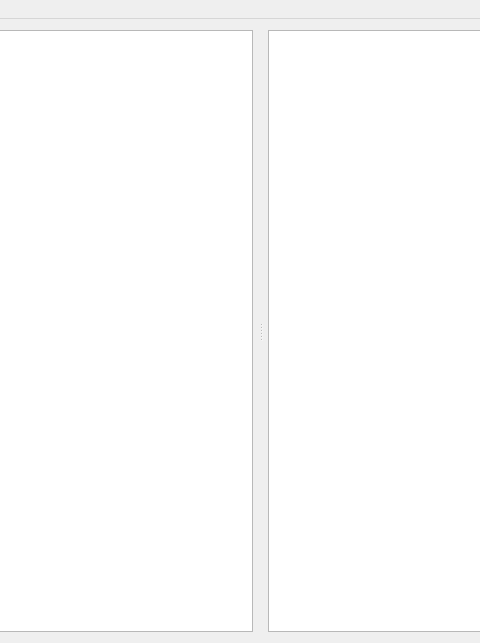
Before: the Qt Designer form mainwindow.ui in Tw1ddle/Blind-Crossword-3D, drawn with Qt 5; both pictures show x 296 to 776 and y 0 to 643 of the 1175 by 643 pixel window.
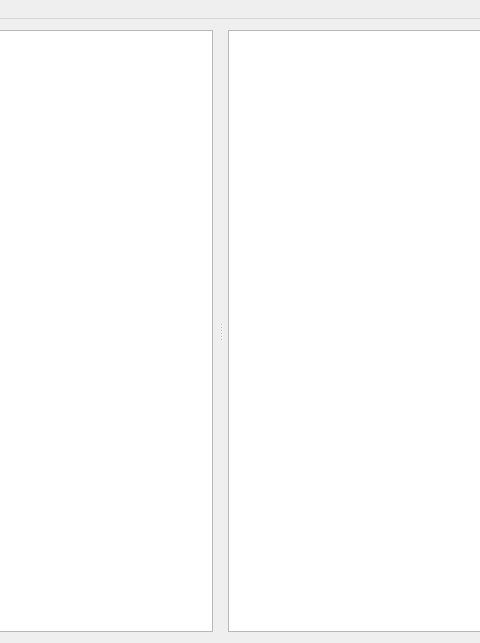
After: the same form once the commit is applied. Custom widgets are drawn as their Qt base class.

The edit to the form file:
```diff
--- a/mainwindow.ui
+++ b/mainwindow.ui
@@ -81,6 +81,15 @@
        <property name="horizontalScrollBarPolicy">
         <enum>Qt::ScrollBarAsNeeded</enum>
        </property>
+       <property name="editTriggers">
+        <set>QAbstractItemView::NoEditTriggers</set>
+       </property>
+       <property name="tabKeyNavigation">
+        <bool>false</bool>
+       </property>
+       <property name="alternatingRowColors">
+        <bool>false</bool>
+       </property>
        <property name="selectionMode">
         <enum>QAbstractItemView::SingleSelection</enum>
        </property>
@@ -90,6 +99,9 @@
        <property name="gridStyle">
         <enum>Qt::DashLine</enum>
        </property>
+       <property name="sortingEnabled">
+        <bool>true</bool>
+       </property>
        <attribute name="horizontalHeaderCascadingSectionResizes">
         <bool>false</bool>
        </attribute>
@@ -109,8 +121,8 @@
        </property>
        <property name="minimumSize">
         <size>
-         <width>600</width>
-         <height>600</height>
+         <width>640</width>
+         <height>480</height>
         </size>
        </property>
        <property name="font">
@@ -131,7 +143,7 @@
         <enum>Qt::ScrollBarAlwaysOff</enum>
        </property>
        <property name="backgroundBrush">
-        <brush brushstyle="SolidPattern">
+        <brush brushstyle="NoBrush">
          <color alpha="255">
           <red>234</red>
           <green>234</green>
```
Left out of the diff: 8 changed lines with no effect on the pictures.
